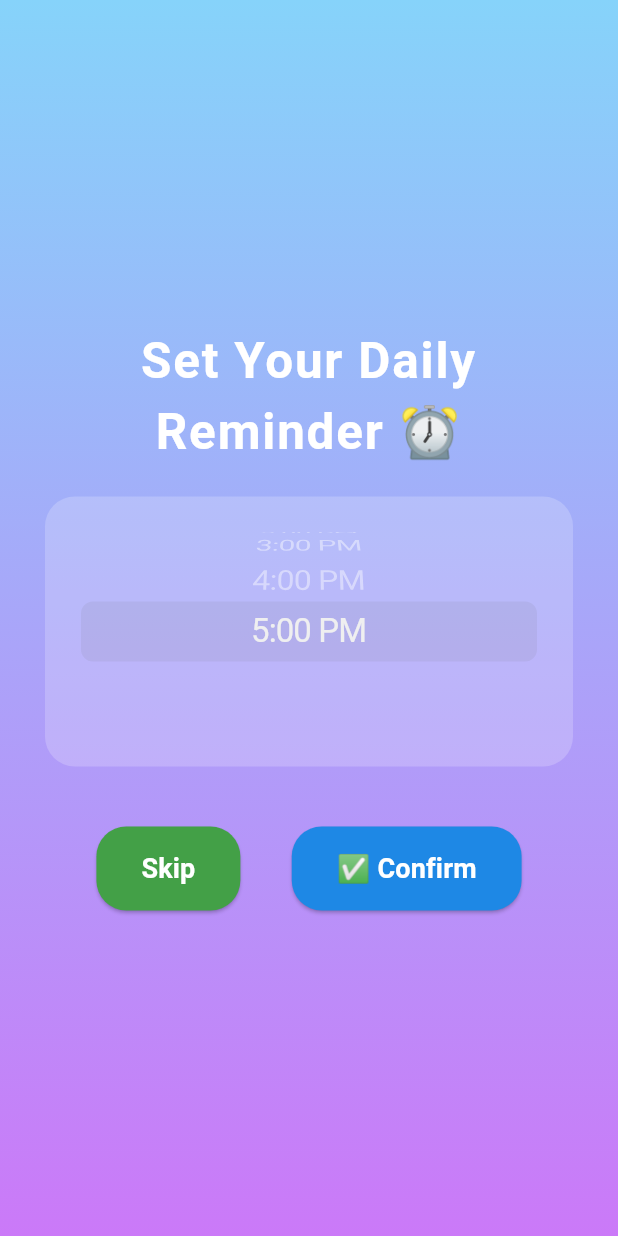
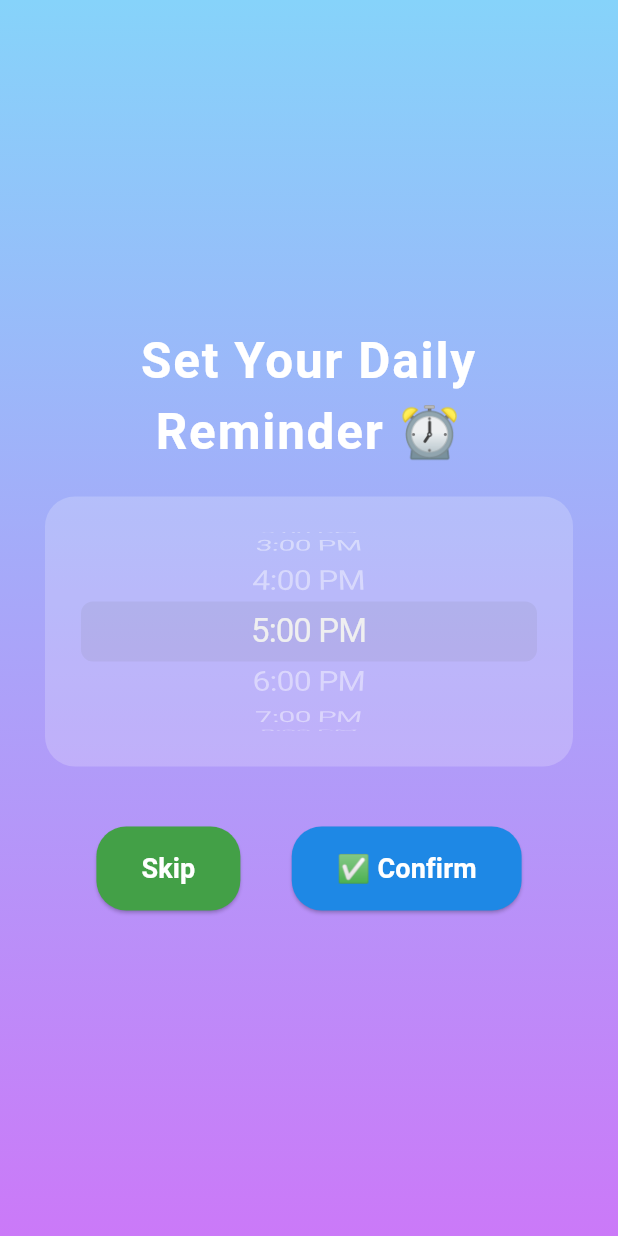
Before and after one commit to Naimy441/siyaam, a Flutter app: the ReminderScreen screen opened directly, scrolled down 680 dp, on a phone screen of 412 x 824 dp. Run offline on Flutter 3.47's test engine with Material 3 defaults, Android fonts, the phone set to English and light mode, and no system bars; our stand-ins replace audioplayers, carousel_slider, confetti, firebase_core, firebase_remote_config, flutter_dotenv and 4 more; missing offline and left inert: scratcher; accounts and stored records are empty.

Commit message:
Added additional  times for notification selection

```diff
--- a/lib/reminder.dart
+++ b/lib/reminder.dart
@@ -23,7 +23,7 @@ class ReminderScreenState extends State<ReminderScreen>
       FlutterLocalNotificationsPlugin();
   late AnimationController _controller;
 
-final List<int> _allowedHours = List.generate(18, (index) => index); // 12 AM to 5 PM
+final List<int> _allowedHours = List.generate(24, (index) => index); // 12 AM to 5 PM
 
   @override
   void initState() {
```
